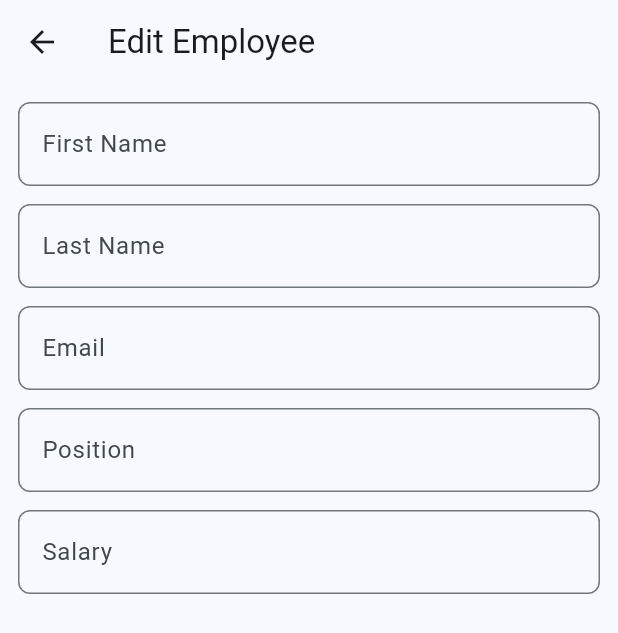
After one commit to Delthoid/payroll_app_opr_test, a Flutter app: the EditEmployeePage screen opened directly, on a phone screen of 412 x 824 dp. The commit adds this screen. Shown: the top 633 px of the screen. Run offline on Flutter 3.47's test engine with Material 3 defaults, Android fonts, the phone set to English and light mode, and no system bars; our stand-ins replace bloc, equatable, flutter_bloc, get_it, go_router, sqflite; accounts and stored records are empty.

Commit message:
Implemented edit employee

```diff
--- a/lib/data/repositories/employee_repository_impl.dart
+++ b/lib/data/repositories/employee_repository_impl.dart
@@ -26,7 +26,7 @@ class EmployeeRepositoryImpl implements EmployeeRepository {
   }
 
   @override
-  Future<ApiResponse<void>> deleteEmployee(String id) {
+  Future<ApiResponse<Employee>> deleteEmployee(String id) {
     return _employeeService.deleteEmployee(id);
   }
 
@@ -42,7 +42,18 @@ class EmployeeRepositoryImpl implements EmployeeRepository {
 
   @override
   Future<ApiResponse<Employee>> updateEmployee(Employee employee) {
-    // TODO: implement updateEmployee
-    throw UnimplementedError();
+    if (employee.id.isEmpty) {
+      throw Exception('Employee ID cannot be empty');
+    }
+    return _employeeService.updateEmployee(
+      EmployeeDto(
+        id: employee.id,
+        firstName: employee.firstName,
+        lastName: employee.lastName,
+        email: employee.email,
+        position: employee.position,
+        salary: employee.salary,
+      ),
+    );
   }
 }
--- a/lib/data/services/employee_service.dart
+++ b/lib/data/services/employee_service.dart
@@ -60,7 +60,7 @@ class EmployeeService {
     }
   }
 
-  Future<ApiResponse<void>> deleteEmployee(String id) async {
+  Future<ApiResponse<Employee>> deleteEmployee(String id) async {
     try {
       final db = await _sqlService.database;
       final int count = await db.delete(
@@ -89,4 +89,27 @@ class EmployeeService {
       );
     }
   }
+
+  Future<ApiResponse<Employee>> updateEmployee(EmployeeDto employee) async {
+    try {
+      final db = await _sqlService.database;
+      await db.update(
+        'employees',
+        employee.toJson(),
+        where: 'id = ?',
+        whereArgs: [employee.id],
+      );
+      return ApiResponse(
+        data: employee,
+        success: true,
+        message: 'Employee updated successfully',
+      );
+    } catch (e) {
+      return ApiResponse(
+        error: 'Database error',
+        success: false,
+        message: 'Error updating employee: $e',
+      );
+    }
+  }
 }
--- a/lib/di.dart
+++ b/lib/di.dart
@@ -14,6 +14,7 @@ import 'package:payroll_app_opr_test/domain/use_cases/auth/auth_request.dart';
 import 'package:payroll_app_opr_test/domain/use_cases/employee/add_employee.dart';
 import 'package:payroll_app_opr_test/domain/use_cases/employee/delete_employee.dart';
 import 'package:payroll_app_opr_test/domain/use_cases/employee/get_employee.dart';
+import 'package:payroll_app_opr_test/domain/use_cases/employee/update_employee.dart';
 import 'package:payroll_app_opr_test/domain/use_cases/employees/get_employees.dart';
 import 'package:payroll_app_opr_test/domain/use_cases/session/save_session.dart';
 
@@ -27,6 +28,7 @@ void setup() {
   getIt.registerLazySingleton<AddEmployee>(() => AddEmployee(getIt<EmployeeRepository>()));
   getIt.registerLazySingleton<GetEmployee>(() => GetEmployee(getIt<EmployeeRepository>()));
   getIt.registerLazySingleton<DeleteEmployee>(() => DeleteEmployee(getIt<EmployeeRepository>()));
+  getIt.registerLazySingleton<UpdateEmployee>(() => UpdateEmployee(getIt<EmployeeRepository>()));
 
   getIt.registerLazySingleton<GetEmployees>(() => GetEmployees(getIt<EmployeeRepository>()));
 
--- a/lib/domain/entities/employee/employee.dart
+++ b/lib/domain/entities/employee/employee.dart
@@ -1,4 +1,6 @@
-class Employee {
+import 'package:equatable/equatable.dart';
+
+class Employee extends Equatable {
   final String id;
   final String firstName;
   final String lastName;
@@ -44,4 +46,7 @@ class Employee {
       salary: 0.0,
     );
   }
+
+  @override
+  List<Object?> get props => [id, firstName, lastName, email, position, salary];
 }
--- a/lib/domain/repositories/employee_repository.dart
+++ b/lib/domain/repositories/employee_repository.dart
@@ -6,5 +6,5 @@ abstract class EmployeeRepository {
   Future<ApiResponse<Employee?>> getEmployeeById(String id);
   Future<ApiResponse<Employee>> addEmployee(Employee employee);
   Future<ApiResponse<Employee>> updateEmployee(Employee employee);
-  Future<ApiResponse<void>> deleteEmployee(String id);
+  Future<ApiResponse<Employee>> deleteEmployee(String id);
 }
--- /dev/null
+++ b/lib/domain/use_cases/employee/update_employee.dart
@@ -0,0 +1,16 @@
+import 'package:payroll_app_opr_test/core/models/api_response.dart';
+import 'package:payroll_app_opr_test/domain/entities/employee/employee.dart';
+import 'package:payroll_app_opr_test/domain/repositories/employee_repository.dart';
+
+class UpdateEmployee {
+  final EmployeeRepository _employeeRepository;
+
+  UpdateEmployee(this._employeeRepository);
+
+  Future<ApiResponse<Employee>> call(Employee employee) async {
+    if (employee.id.isEmpty) {
+      throw Exception('Employee ID cannot be empty');
+    }
+    return await _employeeRepository.updateEmployee(employee);
+  }
+}
--- a/lib/presentation/employees/pages/employee/bloc/employee_bloc.dart
+++ b/lib/presentation/employees/pages/employee/bloc/employee_bloc.dart
@@ -1,10 +1,13 @@
+
 import 'package:bloc/bloc.dart';
+import 'package:equatable/equatable.dart';
 import 'package:get_it/get_it.dart';
 import 'package:meta/meta.dart';
 import 'package:payroll_app_opr_test/domain/entities/employee/employee.dart';
 import 'package:payroll_app_opr_test/domain/use_cases/employee/add_employee.dart';
 import 'package:payroll_app_opr_test/domain/use_cases/employee/delete_employee.dart';
 import 'package:payroll_app_opr_test/domain/use_cases/employee/get_employee.dart';
+import 'package:payroll_app_opr_test/domain/use_cases/employee/update_employee.dart';
 
 part 'employee_event.dart';
 part 'employee_state.dart';
@@ -13,6 +16,7 @@ class EmployeeBloc extends Bloc<EmployeeEvent, EmployeeState> {
 
   final AddEmployee addEmployee = GetIt.instance<AddEmployee>();
   final GetEmployee getEmployee = GetIt.instance<GetEmployee>();
+  final UpdateEmployee updateEmployee = GetIt.instance<UpdateEmployee>();
   final DeleteEmployee deleteEmployee = GetIt.instance<DeleteEmployee>();
 
   EmployeeBloc() : super(EmployeeInitial()) {
@@ -46,6 +50,21 @@ class EmployeeBloc extends Bloc<EmployeeEvent, EmployeeState> {
       }
     });
 
+    on<UpdateEmployeeEvent>((event, emit) async {
+      try {
+        emit(EmployeeUpdating(event.employee));
+
+        final result = await updateEmployee.call(event.employee);
+        if(result.success) {
+          emit(EmployeeUpdated(result.data!, 'Employee updated successfully'));
+        } else {
+          emit(EmployeeDetailsError('Failed to update employee'));
+        }
+      } catch (e) {
+        emit(EmployeeDetailsError('Failed to update employee'));
+      }
+    });
+
     on<DeleteEmployeeEvent>((event, emit) async {
       try {
         emit(EmployeeDeleting(event.employee));
--- a/lib/presentation/employees/pages/employee/bloc/employee_event.dart
+++ b/lib/presentation/employees/pages/employee/bloc/employee_event.dart
@@ -15,6 +15,12 @@ final class GetEmployeeEvent extends EmployeeEvent {
   GetEmployeeEvent({required this.employeeId});
 }
 
+final class UpdateEmployeeEvent extends EmployeeEvent {
+  final Employee employee;
+
+  UpdateEmployeeEvent({required this.employee});
+}
+
 final class DeleteEmployeeEvent extends EmployeeEvent {
   final Employee employee;
 
--- a/lib/presentation/employees/pages/employee/bloc/employee_state.dart
+++ b/lib/presentation/employees/pages/employee/bloc/employee_state.dart
@@ -1,7 +1,10 @@
 part of 'employee_bloc.dart';
 
 @immutable
-sealed class EmployeeState {}
+sealed class EmployeeState extends Equatable {
+  @override
+  List<Object?> get props => [];
+}
 
 final class EmployeeInitial extends EmployeeState {}
 
@@ -17,6 +20,24 @@ final class EmployeeLoaded extends EmployeeState {
   final Employee employee;
 
   EmployeeLoaded(this.employee);
+
+  @override
+  List<Object?> get props => [employee];
+}
+
+final class EmployeeUpdating extends EmployeeLoaded {
+  EmployeeUpdating(super.employee);
+
+  @override
+  List<Object?> get props => [employee];
+}
+
+final class EmployeeUpdated extends EmployeeLoaded {
+  final String message;
+  EmployeeUpdated(super.employee, this.message);
+
+  @override
+  List<Object?> get props => [employee, message];
 }
 
 final class EmployeeDeleting extends EmployeeLoaded {
--- /dev/null
+++ b/lib/presentation/employees/pages/employee/edit_employee_page.dart
@@ -0,0 +1,155 @@
+import 'package:flutter/material.dart';
+import 'package:flutter_bloc/flutter_bloc.dart';
+import 'package:payroll_app_opr_test/core/utils/dialog_utils.dart';
+import 'package:payroll_app_opr_test/core/utils/validators.dart';
+import 'package:payroll_app_opr_test/domain/entities/employee/employee.dart';
+import 'package:payroll_app_opr_test/presentation/employees/pages/employee/bloc/employee_bloc.dart';
+
+class EditEmployeePage extends StatefulWidget {
+  const EditEmployeePage({super.key});
+
+  @override
+  State<EditEmployeePage> createState() => _EditEmployeePageState();
+}
+
+class _EditEmployeePageState extends State<EditEmployeePage> {
+  final GlobalKey<FormState> _formKey = GlobalKey<FormState>();
+  final TextEditingController _firstNameController = TextEditingController();
+  final TextEditingController _lastNameController = TextEditingController();
+  final TextEditingController _emailController = TextEditingController();
+  final TextEditingController _positionController = TextEditingController();
+  final TextEditingController _salaryController = TextEditingController();
+
+  @override
+  Widget build(BuildContext context) {
+    return BlocConsumer<EmployeeBloc, EmployeeState>(
+      listenWhen: (previous, current) {
+        return true;
+      },
+      listener: (context, state) {
+        if (state is EmployeeUpdating) {
+          DialogUtils.showLoadingDialog(
+            context: context,
+            message: 'Updating employee...',
+            barrierDismissible: false,
+          );
+        }
+
+        if (state is EmployeeUpdated) {
+          Navigator.of(context).pop(); // Close loading dialog
+          Navigator.of(context).pop(); // Go back to employee list
+          ScaffoldMessenger.of(context).showSnackBar(
+            SnackBar(content: Text(state.message)),
+          );
+        }
+
+        if (state is EmployeeDetailsError) {
+          Navigator.of(context).pop(); // Close loading dialog
+          ScaffoldMessenger.of(context).showSnackBar(
+            SnackBar(content: Text(state.message)),
+          );
+        }
+      },
+      builder: (context, state) {
+
+        if (state is EmployeeLoaded) {
+          _firstNameController.text = state.employee.firstName;
+          _lastNameController.text = state.employee.lastName;
+          _emailController.text = state.employee.email;
+          _positionController.text = state.employee.position;
+          _salaryController.text = state.employee.salary.toString();
+        }
+
+        return Scaffold(
+          appBar: AppBar(title: const Text('Edit Employee')),
+          floatingActionButton: state is EmployeeLoaded
+              ? FloatingActionButton.extended(
+                  onPressed: () {
+                    if (_formKey.currentState?.validate() ?? false) {
+                      context.read<EmployeeBloc>().add(
+                        UpdateEmployeeEvent(
+                          employee: Employee(
+                            id: state.employee.id,
+                            firstName: _firstNameController.text,
+                            lastName: _lastNameController.text,
+                            email: _emailController.text,
+                            position: _positionController.text,
+                            salary: double.parse(_salaryController.text),
+                          ),
+                        ),
+                      );
+                    }
+                  },
+                  label: const Text('Save Changes'),
+                )
+              : null,
+          body: SingleChildScrollView(
+            child: Padding(
+              padding: const EdgeInsets.symmetric(horizontal: 12.0),
+              child: Form(
+                key: _formKey,
+                child: Column(
+                  spacing: 12,
+                  children: [
+                    const SizedBox.shrink(),
+                    TextFormField(
+                      controller: _firstNameController,
+                      decoration: const InputDecoration(
+                        labelText: 'First Name',
+                      ),
+                      validator: (value) {
+                        if (value == null || value.isEmpty) {
+                          return 'Please enter first name';
+                        }
+                        return null;
+                      },
+                    ),
+                    TextFormField(
+                      controller: _lastNameController,
+                      decoration: const InputDecoration(labelText: 'Last Name'),
+                      validator: (value) {
+                        if (value == null || value.isEmpty) {
+                          return 'Please enter last name';
+                        }
+                        return null;
+                      },
+                    ),
+                    TextFormField(
+                      controller: _emailController,
+                      decoration: const InputDecoration(labelText: 'Email'),
+                      validator: (value) => Validators.validateEmail(value),
+                    ),
+                    TextFormField(
+                      controller: _positionController,
+                      decoration: const InputDecoration(labelText: 'Position'),
+                      validator: (value) {
+                        if (value == null || value.isEmpty) {
+                          return 'Please enter position';
+                        }
+                        return null;
+                      },
+                    ),
+                    TextFormField(
+                      controller: _salaryController,
+                      decoration: const InputDecoration(labelText: 'Salary'),
+                      keyboardType: TextInputType.number,
+                      validator: (value) {
+                        if (value == null || value.isEmpty) {
+                          return 'Please enter salary';
+                        }
+                        if (double.tryParse(value) == null) {
+                          return 'Please enter a valid salary';
+                        }
+                        return null;
+                      },
+                    ),
+                  ],
+                ),
+              ),
+            ),
+          ),
+        );
+      },
+    );
+  }
+}
--- a/lib/presentation/employees/pages/employees_page.dart
+++ b/lib/presentation/employees/pages/employees_page.dart
@@ -2,6 +2,7 @@ import 'package:flutter/material.dart';
 import 'package:flutter_bloc/flutter_bloc.dart';
 import 'package:go_router/go_router.dart';
 import 'package:payroll_app_opr_test/presentation/employees/bloc/employees_bloc.dart';
+import 'package:payroll_app_opr_test/presentation/employees/pages/employee/bloc/employee_bloc.dart';
 import 'package:payroll_app_opr_test/router/router.dart';
 
 class EmployeesPage extends StatefulWidget {
@@ -76,6 +77,9 @@ class _EmployeesPageState extends State<EmployeesPage> {
                                 title: Text(employee.firstName),
                                 subtitle: Text(employee.position),
                                 onTap: () {
+                                  context.read<EmployeeBloc>().add(
+                                    GetEmployeeEvent(employeeId: employee.id),
+                                  );
                                   context.pushNamed(
                                     RouteNames.employeeDetails,
                                     pathParameters: {'id': employee.id},
--- a/lib/router/router.dart
+++ b/lib/router/router.dart
@@ -6,6 +6,7 @@ import 'package:payroll_app_opr_test/data/services/session_service.dart';
 import 'package:payroll_app_opr_test/presentation/auth/pages/auth_page.dart';
 import 'package:payroll_app_opr_test/presentation/employees/pages/employee/add_new_employee_page.dart';
 import 'package:payroll_app_opr_test/presentation/employees/pages/employee/bloc/employee_bloc.dart';
+import 'package:payroll_app_opr_test/presentation/employees/pages/employee/edit_employee_page.dart';
 import 'package:payroll_app_opr_test/presentation/employees/pages/employee/employee_details_page.dart';
 import 'package:payroll_app_opr_test/presentation/employees/pages/employees_page.dart';
 import 'package:payroll_app_opr_test/presentation/home/home_page.dart';
@@ -17,6 +18,7 @@ class RouteNames {
   static const String employeeList = 'employeeList';
   static const String employeeCreate = 'employeeCreate';
   static const String employeeDetails = 'employeeDetails';
+  static const String employeeEdit = 'employeeEdit';
   static const String payroll = 'payroll';
 }
 
@@ -26,6 +28,7 @@ class RoutePaths {
   static const String employeeList = '/employeeList';
   static const String employeeCreate = '/employeeCreate';
   static const String employeeDetails = '/employeeDetails/:id';
+  static const String employeeEdit = '/employeeEdit/:employeeId';
   static const String payroll = '/payroll';
 }
 
@@ -79,11 +82,21 @@ class AppRouter {
               if (employeeId == null) {
                 return const Center(child: Text('Employee ID is required'));
               }
-              return BlocProvider(
-                create: (context) => EmployeeBloc()..add(GetEmployeeEvent(employeeId: employeeId)),
-                child: const EmployeeDetailsPage(),
-              );
+              return const EmployeeDetailsPage();
             },
+            routes: [
+              GoRoute(
+                path: RoutePaths.employeeEdit,
+                name: RouteNames.employeeEdit,
+                builder: (context, state) {
+                  final employeeId = state.pathParameters['employeeId'];
+                  if (employeeId == null) {
+                    return const Center(child: Text('Employee ID is required'));
+                  }
+                  return EditEmployeePage();
+                },
+              ),
+            ]
           ),
         ],
       ),
--- a/pubspec.yaml
+++ b/pubspec.yaml
@@ -39,6 +39,7 @@ dependencies:
   flutter_bloc: ^9.1.1
   sqflite: ^2.4.2
   http: ^1.4.0
+  equatable: ^2.0.7
 
 dev_dependencies:
   flutter_test:
```
Also changed, not shown: lib/main.dart (+9 -1 lines), lib/presentation/employees/pages/employee/employee_details_page.dart (+37 -9 lines), pubspec.lock.
